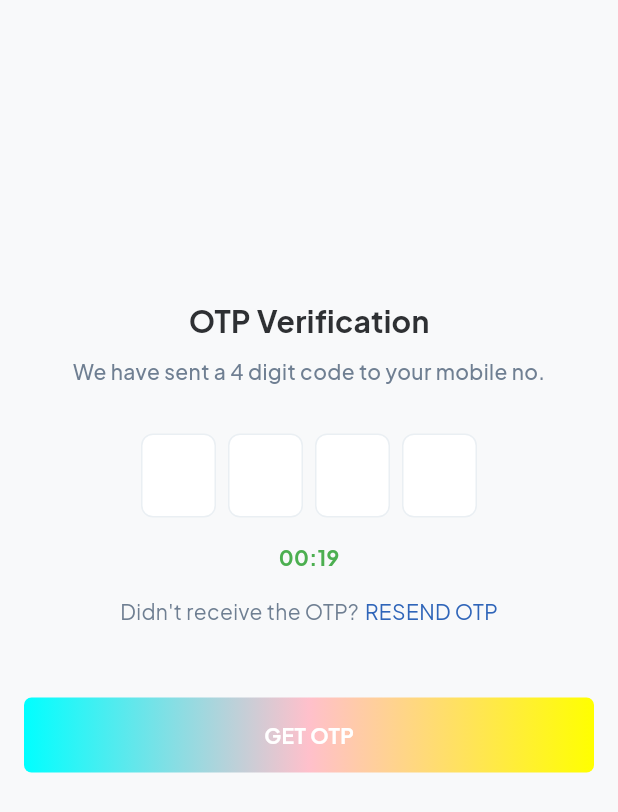
After one commit to adoro-app/adoro_app, a Flutter app: the OtpScreen screen opened directly, on a phone screen of 412 x 824 dp. The commit adds this screen. Shown: the top 812 px of the screen. Run offline on Flutter 3.47's test engine with Material 2 defaults, Android fonts, the phone set to English and light mode, and no system bars; drawn by our look-alikes of pinput; our stand-ins replace cached_network_image, dio, file_picker, firebase_auth, firebase_core, firebase_crashlytics and 17 more; missing offline and left inert: appinio_video_player, audio_session, flutter_custom_tabs, onesignal_flutter, story_time, syncfusion_flutter_pdfviewer and 1 more; accounts and stored records are empty; generated files the repository leaves out were written again; statements that could not run were skipped.

Commit message:
add otp screen

```diff
--- /dev/null
+++ b/lib/screens/auth/screens/otp_screen.dart
@@ -0,0 +1,103 @@
+
+
+import 'package:flutter/material.dart';
+import 'package:nb_utils/nb_utils.dart';
+import 'package:pinput/pinput.dart';
+
+class OtpScreen extends StatelessWidget {
+  const OtpScreen({super.key});
+
+  @override
+  Widget build(BuildContext context) {
+   final defaultPinTheme = PinTheme(
+      width: 50,
+      height: 56,
+      textStyle: TextStyle(
+          fontSize: 20,
+          color: Color.fromRGBO(30, 60, 87, 1),
+          fontWeight: FontWeight.w600),
+      decoration: BoxDecoration(
+        color: Colors.white,
+        border: Border.all(
+          color: Color.fromRGBO(234, 239, 243, 1),
+        ),
+        borderRadius: BorderRadius.circular(8),
+      ),
+    );
+    return Scaffold(
+      body: SingleChildScrollView(
+        child: Column(
+          children: [
+            200.height,
+            Text('OTP Verification', style: boldTextStyle(size: 20))
+                .paddingSymmetric(horizontal: 16),
+            8.height,
+            Text('We have sent a 4 digit code to your mobile no.',
+                    style: secondaryTextStyle(weight: FontWeight.w500))
+                .paddingSymmetric(horizontal: 16),
+            32.height,
+            Pinput(
+              defaultPinTheme: defaultPinTheme,
+              // focusedPinTheme: focusedPinTheme,
+              // submittedPinTheme: submittedPinTheme,
+
+              validator: (s) {
+                return s == '2222' ? null : 'Pin is incorrect';
+              },
+              pinputAutovalidateMode: PinputAutovalidateMode.onSubmit,
+              showCursor: true,
+              onCompleted: (pin) => print(pin),
+            ),
+            16.height,
+            Text(
+              '00:19',
+              style: boldTextStyle(
+                size: 14,
+                color: Colors.green,
+              ),
+            ).paddingSymmetric(horizontal: 16),
+            16.height,
+            Row(
+              mainAxisAlignment: MainAxisAlignment.center,
+              children: [
+                Text("Didn't receive the OTP?", style: secondaryTextStyle()),
+                4.width,
+                Text(
+                  'RESEND OTP',
+                  style: secondaryTextStyle(
+                    color: context.primaryColor,
+                  ),
+                ).onTap(() {},
+                    highlightColor: Colors.transparent,
+                    splashColor: Colors.transparent)
+              ],
+            ),
+            48.height,
+            InkWell(
+              onTap: () {}, // Add your button action here
+              child: Container(
+                width: context.width() - 32,
+                height: 50,
+                decoration: BoxDecoration(
+                  gradient: LinearGradient(colors: [
+                    Color(0xff00FFFF),
+                    Color(0xffFFC0CB),
+                    Color(0xffFFFF00),
+                  ], begin: Alignment.centerLeft, end: Alignment.centerRight),
+                  borderRadius: BorderRadius.circular(5),
+                ),
+                child: Center(
+                    child: Text(
+                  'GET OTP',
+                  style: TextStyle(
+                      color: Colors.white, fontWeight: FontWeight.bold),
+                )),
+              ),
+            ),
+            50.height,
+          ],
+        ),
+      ),
+    );
+  }
+}
--- a/lib/screens/auth/screens/sign_in_screen.dart
+++ b/lib/screens/auth/screens/sign_in_screen.dart
@@ -1,6 +1,7 @@
 import 'package:flutter/material.dart';
 import 'package:flutter_mobx/flutter_mobx.dart';
 import 'package:nb_utils/nb_utils.dart';
+import 'package:pinput/pinput.dart';
 import 'package:socialv/components/loading_widget.dart';
 import 'package:socialv/main.dart';
 import 'package:socialv/screens/auth/components/login_in_component.dart';
--- a/pubspec.yaml
+++ b/pubspec.yaml
@@ -69,6 +69,7 @@ dependencies:
   dartz: ^0.10.1
   flutter_bloc: ^8.1.1
   get_it: ^7.2.0
+  pinput: ^2.2.21
 
 dev_dependencies:
   flutter_test:
```
Also changed, not shown: pubspec.lock, 2 other files.
